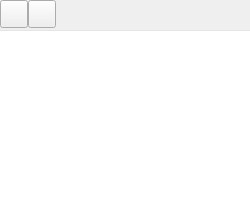
Above: plugins/perspective/GraphPerspective/designer/AlgorithmRunnerItem.ui from vadivelselvaraj/TulipGLImprovement before the change. Below: the same form after it.
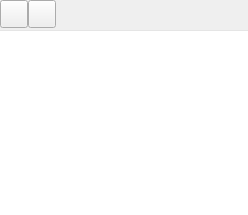
That is the form after the change. Icons and pictures are not drawn.

Commit message: Added default display properties for graphs, some UI tweaks on algorithm runner

```diff
--- a/plugins/perspective/GraphPerspective/designer/AlgorithmRunnerItem.ui
+++ b/plugins/perspective/GraphPerspective/designer/AlgorithmRunnerItem.ui
@@ -6,8 +6,8 @@
    <rect>
     <x>0</x>
     <y>0</y>
-    <width>250</width>
-    <height>217</height>
+    <width>248</width>
+    <height>215</height>
    </rect>
   </property>
   <property name="styleSheet">
```
Left out of the diff: 19 changed lines with no effect on the pictures. The commit also changes 7 other files.
